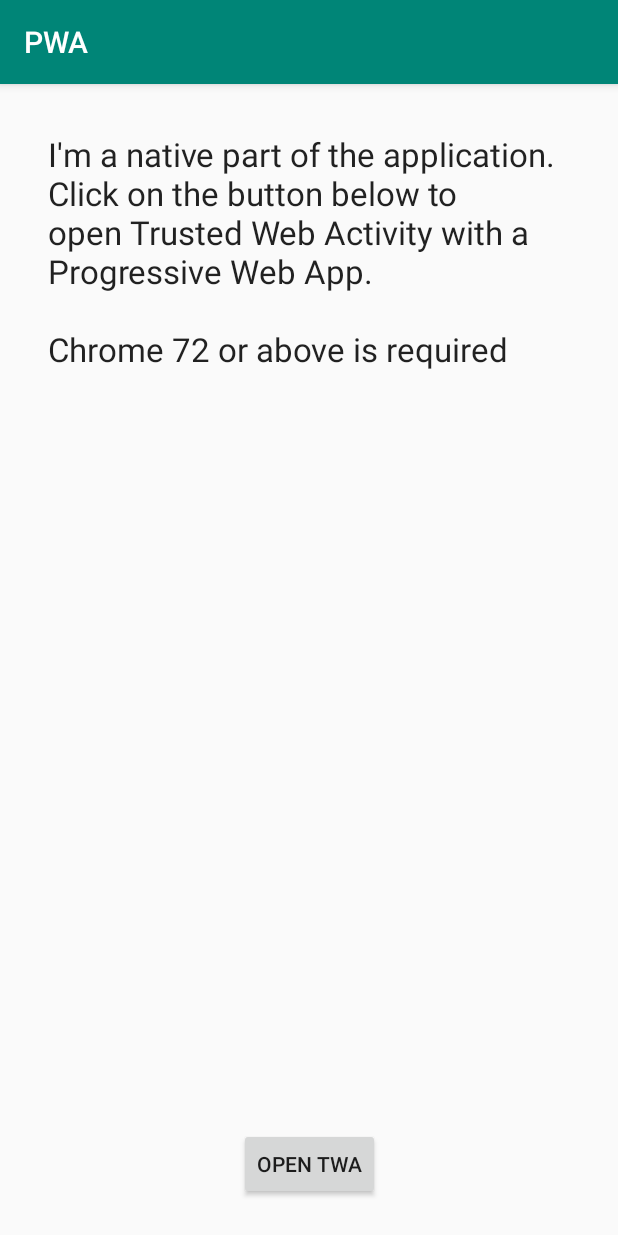
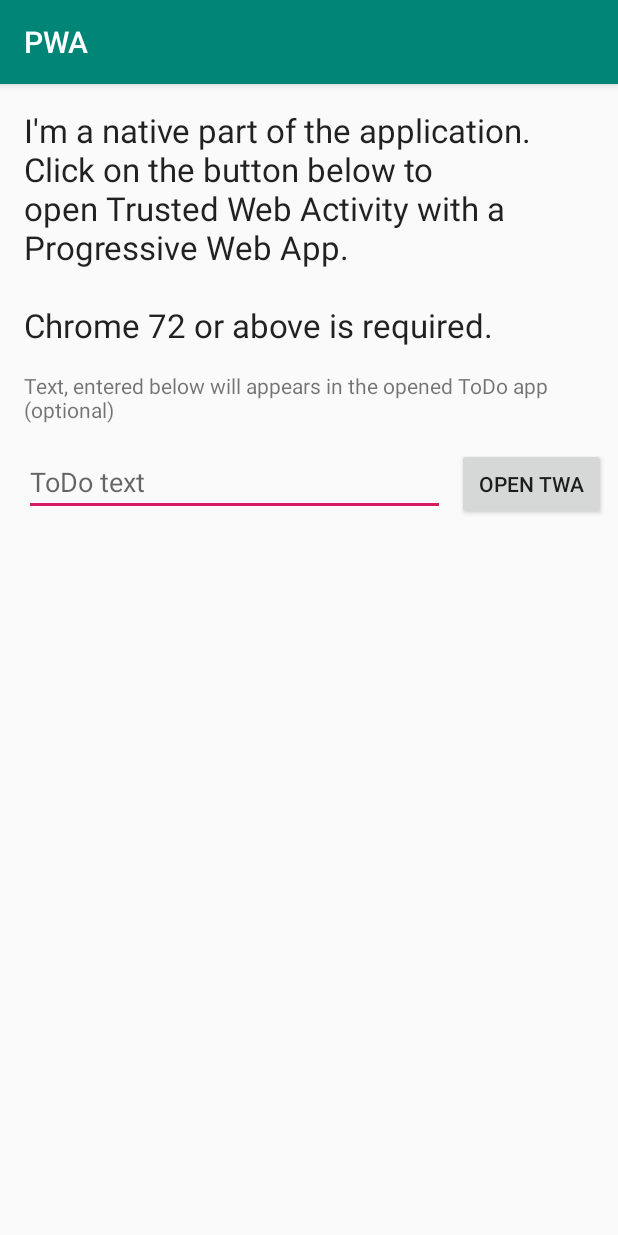
Before and after one commit to AntipovAndrey/PWA, an Android app: the screen it shows after launch (MainActivity), on a phone screen of 412 x 824 dp. Run offline under Robolectric (Android 15) with nearby library versions, the phone set to English and light mode, and no system bars; libraries missing offline, so code that uses them is left out: android.support.customtabs.

Commit message:
[android] text input field

```diff
--- a/android/app/src/main/res/layout/activity_main.xml
+++ b/android/app/src/main/res/layout/activity_main.xml
@@ -16,17 +16,40 @@
             app:layout_constraintEnd_toEndOf="parent"
             app:layout_constraintTop_toTopOf="parent"
             app:layout_constraintStart_toStartOf="parent"
-            android:layout_marginStart="32dp"
-            android:layout_marginEnd="32dp"
-            android:layout_marginTop="32dp"/>
+            android:layout_marginStart="16dp"
+            android:layout_marginEnd="16dp"
+            android:layout_marginTop="16dp"/>
+
+    <TextView
+            android:id="@+id/input_description_text_view"
+            android:text="@string/input_description"
+            android:layout_width="0dp"
+            android:layout_height="wrap_content"
+            app:layout_constraintEnd_toEndOf="parent"
+            app:layout_constraintTop_toBottomOf="@id/description_text_view"
+            app:layout_constraintStart_toStartOf="parent"
+            android:layout_marginStart="16dp"
+            android:layout_marginEnd="16dp"
+            android:layout_marginTop="16dp"/>
 
     <Button
             android:text="@string/open_twa_button_text"
-            android:layout_width="wrap_content"
+            android:layout_width="99dp"
             android:layout_height="wrap_content"
             android:id="@+id/open_twa_button"
+            app:layout_constraintStart_toEndOf="@+id/editText"
+            android:layout_marginStart="8dp" app:layout_constraintEnd_toEndOf="parent" android:layout_marginEnd="8dp"
+            app:layout_constraintHorizontal_bias="0.5"
+            app:layout_constraintTop_toTopOf="@+id/editText"/>
+    <EditText
+            android:layout_width="0dp"
+            android:layout_height="wrap_content"
+            android:inputType="textPersonName"
+            android:hint="@string/todo_text_hint"
+            android:ems="10"
+            android:id="@+id/editText"
+            app:layout_constraintTop_toBottomOf="@+id/input_description_text_view" android:layout_marginStart="16dp"
             app:layout_constraintStart_toStartOf="parent"
-            app:layout_constraintEnd_toEndOf="parent"
-            app:layout_constraintBottom_toBottomOf="parent"
-            android:layout_marginBottom="24dp"/>
+            android:layout_marginTop="16dp" app:layout_constraintEnd_toStartOf="@+id/open_twa_button"
+            app:layout_constraintHorizontal_bias="0.5"/>
 </android.support.constraint.ConstraintLayout>
--- a/android/app/src/main/res/values/strings.xml
+++ b/android/app/src/main/res/values/strings.xml
@@ -1,5 +1,10 @@
 <resources>
     <string name="app_name">PWA</string>
-    <string name="description">I\'m a native part of the application.\nClick on the button below to open Trusted Web Activity with a Progressive Web App.\n\nChrome 72 or above is required</string>
+    <string name="description">I\'m a native part of the application.\nClick on the button below to open Trusted Web
+        Activity with a Progressive Web App.\n\nChrome 72 or above is required.
+    </string>
+    <string name="input_description">Text, entered below will appears in the opened ToDo app (optional)</string>
+
     <string name="open_twa_button_text">Open TWA</string>
+    <string name="todo_text_hint">ToDo text</string>
 </resources>
```
